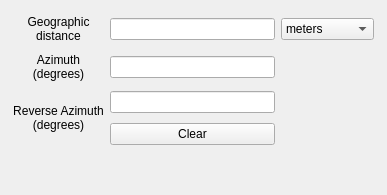
Qt form azimuth_measurement_widget.ui (webgeodatavore/azimuth_measurement) before a commit.
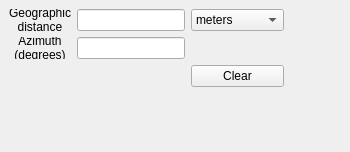
The same form after that commit.

Commit message: Remove reverse azimuth in ui and code. Change drawing color to the one used by drawing tools.

```diff
--- a/azimuth_measurement_widget.ui
+++ b/azimuth_measurement_widget.ui
@@ -6,23 +6,19 @@
    <rect>
     <x>0</x>
     <y>0</y>
-    <width>387</width>
-    <height>195</height>
+    <width>350</width>
+    <height>152</height>
    </rect>
   </property>
+  <property name="layoutDirection">
+   <enum>Qt::LeftToRight</enum>
+  </property>
   <property name="windowTitle">
    <string>Measure azimuth</string>
   </property>
   <widget class="QWidget" name="dockWidgetContents">
-   <widget class="QWidget" name="">
-    <property name="geometry">
-     <rect>
-      <x>13</x>
-      <y>11</y>
-      <width>361</width>
-      <height>142</height>
-     </rect>
-    </property>
+   <layout class="QFormLayout" name="formLayout">
+    <item row="0" column="0">
     <layout class="QGridLayout" name="gridLayout">
      <item row="0" column="0">
       <widget class="QLabel" name="label_geographic_distance">
@@ -74,21 +70,7 @@
      <item row="1" column="1">
       <widget class="QLineEdit" name="azimuth"/>
      </item>
-     <item row="2" column="0" rowspan="2">
-      <widget class="QLabel" name="label_reverse_azimuth">
-       <property name="text">
-        <string>Reverse Azimuth 
-(degrees)</string>
-       </property>
-       <property name="alignment">
-        <set>Qt::AlignCenter</set>
-       </property>
-      </widget>
-     </item>
-     <item row="2" column="1">
-      <widget class="QLineEdit" name="reverse_azimuth"/>
-     </item>
-     <item row="3" column="1">
+      <item row="2" column="2">
       <widget class="QPushButton" name="clear_button">
        <property name="text">
         <string>Clear</string>
@@ -96,7 +78,8 @@
       </widget>
      </item>
     </layout>
-   </widget>
+    </item>
+   </layout>
   </widget>
  </widget>
  <resources/>
```
Lines whose indentation alone changed are shown as unchanged. The commit also changes 4 other files.
